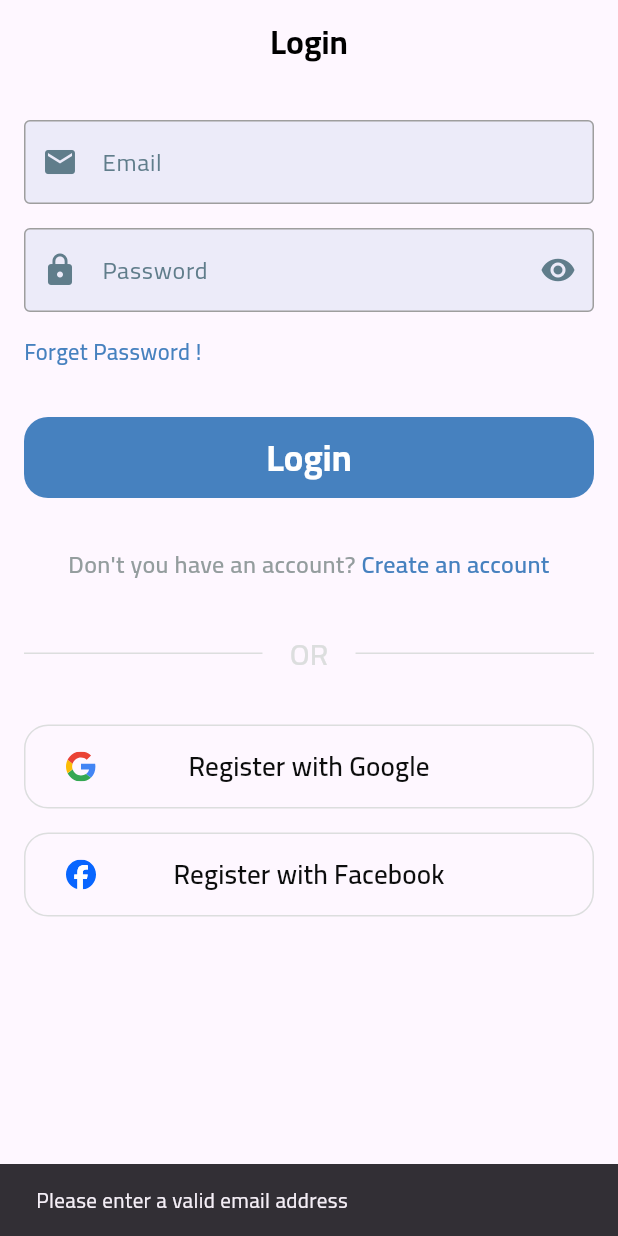
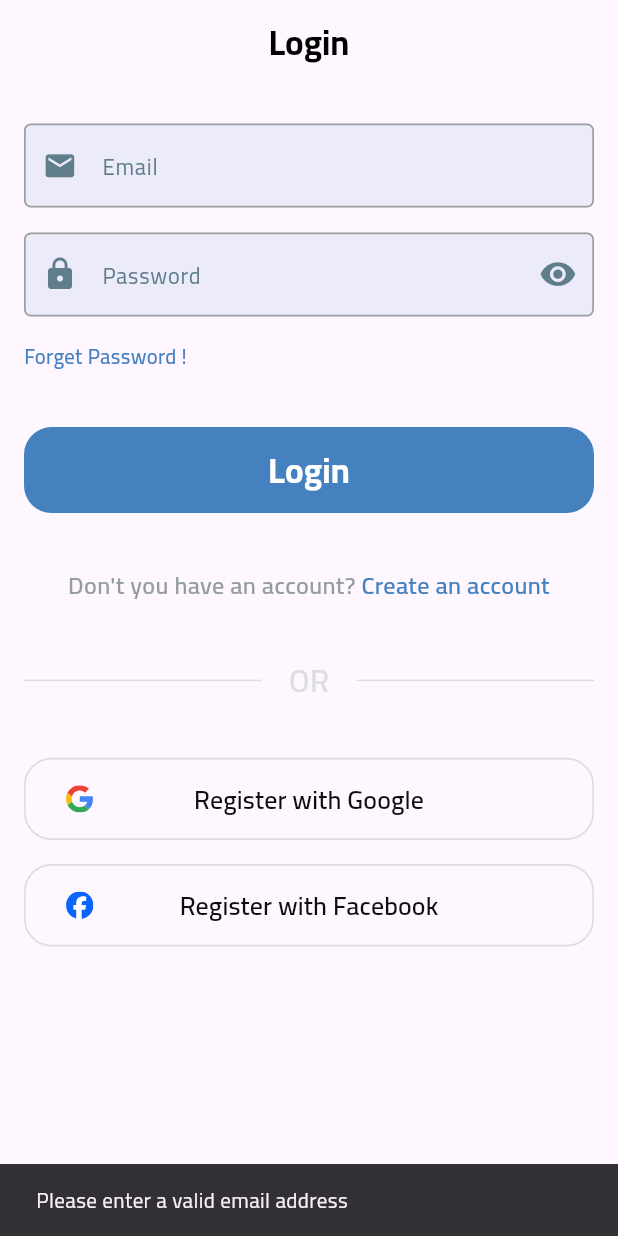
Before and after one commit to abdulrahmanibrahimdawood/Liver_Diagnosis, a Flutter app: the screen it shows after launch, after a tap on "Skip", after a tap on "Forget Password !", on a phone screen of 412 x 824 dp. Run offline on Flutter 3.47's test engine with Material 3 defaults, Android fonts, the phone set to English and light mode, and no system bars; drawn by our look-alikes of modal_progress_hud_nsn; our stand-ins replace dartz, dots_indicator, firebase_auth, firebase_core, flutter_bloc, flutter_map and 9 more; missing offline and left inert: flutter_facebook_auth; accounts and stored records are empty; network calls fail.

Commit message:
responsive auth

```diff
--- a/lib/core/helper_functions/build_error_bar.dart
+++ b/lib/core/helper_functions/build_error_bar.dart
@@ -1,9 +1,13 @@
 import 'package:flutter/material.dart';
+import 'package:flutter_screenutil/flutter_screenutil.dart';
 
 void buildErrorBar(BuildContext context, String message) {
   ScaffoldMessenger.of(context).showSnackBar(
     SnackBar(
-      content: Text(message),
+      content: Text(
+        message,
+        style: TextStyle(fontSize: 12.sp),
+      ),
     ),
   );
 }
--- a/lib/core/utils/app_text_styles.dart
+++ b/lib/core/utils/app_text_styles.dart
@@ -1,10 +1,11 @@
 import 'package:flutter/material.dart';
+import 'package:flutter_screenutil/flutter_screenutil.dart';
 
 abstract class TextStyles {
   //like as
-  static const TextStyle bold = TextStyle(
+  static TextStyle bold = TextStyle(
     color: Colors.white,
-    fontSize: 24,
+    fontSize: 20.sp,
     fontWeight: FontWeight.bold,
   );
 }
--- a/lib/core/widgets/custom_app_bar.dart
+++ b/lib/core/widgets/custom_app_bar.dart
@@ -1,11 +1,13 @@
 import 'package:flutter/material.dart';
+import 'package:flutter_screenutil/flutter_screenutil.dart';
 
 AppBar buildAppBar(context, {required String title, Icon? icon}) {
   return AppBar(
     centerTitle: true,
     title: Text(
       title,
-      style: const TextStyle(
+      style: TextStyle(
+          fontSize: 20.sp,
           color: Colors.black,
           fontWeight: FontWeight.bold,
           fontFamily: 'Cairo'),
--- a/lib/core/widgets/custom_button.dart
+++ b/lib/core/widgets/custom_button.dart
@@ -1,6 +1,7 @@
 import 'package:e_commerce/core/utils/app_color.dart';
 import 'package:e_commerce/core/utils/app_text_styles.dart';
 import 'package:flutter/material.dart';
+import 'package:flutter_screenutil/flutter_screenutil.dart';
 
 class CustomButton extends StatelessWidget {
   const CustomButton({super.key, required this.onPressed, required this.text});
@@ -9,13 +10,13 @@ class CustomButton extends StatelessWidget {
   @override
   Widget build(BuildContext context) {
     return SizedBox(
-      height: 54,
+      height: 48.h,
       width: double.infinity,
       child: TextButton(
         style: TextButton.styleFrom(
             backgroundColor: AppColor.kPrimaryColor,
             shape: RoundedRectangleBorder(
-                borderRadius: BorderRadius.circular(16.0))),
+                borderRadius: BorderRadius.circular(16.0.r))),
         onPressed: onPressed,
         child: Text(
           text,
--- a/lib/core/widgets/custom_text_form_feild.dart
+++ b/lib/core/widgets/custom_text_form_feild.dart
@@ -1,5 +1,6 @@
 import 'package:e_commerce/core/utils/app_color.dart';
 import 'package:flutter/material.dart';
+import 'package:flutter_screenutil/flutter_screenutil.dart';
 
 class CustomTextFormFeild extends StatelessWidget {
   const CustomTextFormFeild(
@@ -34,7 +35,7 @@ class CustomTextFormFeild extends StatelessWidget {
         suffixIcon: suffixIcon,
         prefixIcon: icon,
         hintText: hintText,
-        hintStyle: const TextStyle(fontSize: 16, color: Colors.blueGrey),
+        hintStyle: TextStyle(fontSize: 13.sp, color: Colors.blueGrey),
         filled: true,
         fillColor: AppColor.kPrimaryColor.withValues(alpha: 0.1),
         border: buildOutlineInputBorder(),
@@ -46,9 +47,9 @@ class CustomTextFormFeild extends StatelessWidget {
 
   OutlineInputBorder buildOutlineInputBorder() {
     return OutlineInputBorder(
-      borderRadius: BorderRadius.circular(4.0),
-      borderSide: const BorderSide(
-        width: 1,
+      borderRadius: BorderRadius.circular(4.0.r),
+      borderSide: BorderSide(
+        width: 1.w,
         color: Colors.grey,
       ),
     );
--- a/lib/core/widgets/password_feild.dart
+++ b/lib/core/widgets/password_feild.dart
@@ -1,5 +1,6 @@
 import 'package:e_commerce/core/widgets/custom_text_form_feild.dart';
 import 'package:flutter/material.dart';
+import 'package:flutter_screenutil/flutter_screenutil.dart';
 
 class PasswordFeild extends StatefulWidget {
   const PasswordFeild({
@@ -26,8 +27,16 @@ class _PasswordFeildState extends State<PasswordFeild> {
           });
         },
         child: obscureText
-            ? const Icon(Icons.remove_red_eye, color: Colors.blueGrey)
-            : const Icon(Icons.visibility_off, color: Colors.blueGrey),
+            ? Icon(
+                Icons.remove_red_eye,
+                color: Colors.blueGrey,
+                size: 22.sp,
+              )
+            : Icon(
+                Icons.visibility_off,
+                color: Colors.blueGrey,
+                size: 22.sp,
+              ),
       ),
       icon: const Icon(Icons.lock, color: Colors.blueGrey),
       textInputType: TextInputType.visiblePassword,
--- a/lib/features/auth/presentation/views/signup_view.dart
+++ b/lib/features/auth/presentation/views/signup_view.dart
@@ -5,6 +5,7 @@ import 'package:e_commerce/features/auth/presentation/cubits/signup_cupit/cubit/
 import 'package:e_commerce/features/auth/presentation/views/widgets/signup_view_body_bloc_consumer.dart';
 import 'package:flutter/material.dart';
 import 'package:flutter_bloc/flutter_bloc.dart';
+import 'package:flutter_screenutil/flutter_screenutil.dart';
 
 class SignupView extends StatelessWidget {
   const SignupView({super.key});
@@ -20,7 +21,8 @@ class SignupView extends StatelessWidget {
         appBar: buildAppBar(
           context,
           title: 'Register',
-          icon: const Icon(
+          icon: Icon(
+            size: 21.sp,
             Icons.arrow_back_ios_new,
             color: Colors.black,
           ),
--- a/lib/features/auth/presentation/views/widgets/dont_have_an_account_widget.dart
+++ b/lib/features/auth/presentation/views/widgets/dont_have_an_account_widget.dart
@@ -2,6 +2,7 @@ import 'package:e_commerce/core/utils/app_color.dart';
 import 'package:e_commerce/features/auth/presentation/views/signup_view.dart';
 import 'package:flutter/gestures.dart';
 import 'package:flutter/material.dart';
+import 'package:flutter_screenutil/flutter_screenutil.dart';
 
 class DontHaveAnAccountWidget extends StatelessWidget {
   const DontHaveAnAccountWidget({
@@ -13,13 +14,13 @@ class DontHaveAnAccountWidget extends StatelessWidget {
     return Text.rich(
       TextSpan(
         children: [
-          const TextSpan(
+          TextSpan(
             text: "Don't you have an account?",
             style: TextStyle(
-              fontSize: 16,
+              fontSize: 14.sp,
               fontFamily: 'Cairo',
               fontWeight: FontWeight.w600,
-              color: Color(0xFF949D9E),
+              color: const Color(0xFF949D9E),
             ),
           ),
           const TextSpan(
@@ -34,9 +35,9 @@ class DontHaveAnAccountWidget extends StatelessWidget {
                   Navigator.pushNamed(context, SignupView.routeName);
                 },
               text: 'Create an account',
-              style: const TextStyle(
+              style: TextStyle(
                 color: AppColor.kPrimaryColor,
-                fontSize: 16,
+                fontSize: 14.sp,
                 fontFamily: 'Cairo',
                 fontWeight: FontWeight.w600,
               )),
--- a/lib/features/auth/presentation/views/widgets/or_divider.dart
+++ b/lib/features/auth/presentation/views/widgets/or_divider.dart
@@ -1,34 +1,35 @@
 import 'package:flutter/material.dart';
+import 'package:flutter_screenutil/flutter_screenutil.dart';
 
 class OrDivider extends StatelessWidget {
   const OrDivider({super.key});
 
   @override
   Widget build(BuildContext context) {
-    return const Row(
+    return Row(
       children: [
-        Expanded(
+        const Expanded(
           child: Divider(
             color: Color(0xffDCDEDE),
           ),
         ),
         SizedBox(
-          width: 18,
+          width: 16.w,
         ),
         Text(
           'OR',
           textAlign: TextAlign.center,
           style: TextStyle(
-            color: Color(0xFFDCDEDE),
-            fontSize: 20,
+            color: const Color(0xFFDCDEDE),
+            fontSize: 18.sp,
             fontFamily: 'Cairo',
             fontWeight: FontWeight.w600,
           ),
         ),
         SizedBox(
-          width: 18,
+          width: 16.w,
         ),
-        Expanded(
+        const Expanded(
           child: Divider(
             color: Color(0xffDCDEDE),
           ),
--- a/lib/features/auth/presentation/views/widgets/signin_view_body.dart
+++ b/lib/features/auth/presentation/views/widgets/signin_view_body.dart
@@ -13,6 +13,7 @@ import 'package:e_commerce/features/auth/presentation/views/widgets/social_login
 import 'package:firebase_auth/firebase_auth.dart';
 import 'package:flutter/material.dart';
 import 'package:flutter_bloc/flutter_bloc.dart';
+import 'package:flutter_screenutil/flutter_screenutil.dart';
 
 class SigninViewBody extends StatefulWidget {
   const SigninViewBody({super.key});
@@ -36,26 +37,27 @@ class _SigninViewBodyState extends State<SigninViewBody> {
           autovalidateMode: autovalidateMode,
           child: Column(
             children: [
-              const SizedBox(
-                height: 24,
+              SizedBox(
+                height: 22.h,
               ),
               CustomTextFormFeild(
                 controller: emailController,
-                icon: const Icon(
+                icon: Icon(
+                  size: 20.sp,
                   Icons.email,
                   color: Colors.blueGrey,
                 ),
                 textInputType: TextInputType.emailAddress,
                 hintText: 'Email',
               ),
-              const SizedBox(
-                height: 16,
+              SizedBox(
+                height: 14.h,
               ),
               PasswordFeild(
                 controller: passwordController,
               ),
-              const SizedBox(
-                height: 16,
+              SizedBox(
+                height: 14.h,
               ),
               Align(
                 alignment: Alignment.topLeft,
@@ -67,13 +69,13 @@ class _SigninViewBodyState extends State<SigninViewBody> {
                     'Forget Password !',
                     style: TextStyle(
                         color: AppColor.kPrimaryColor.withValues(alpha: 1),
-                        fontSize: 15,
+                        fontSize: 12.sp,
                         fontWeight: FontWeight.w500),
                   ),
                 ),
               ),
-              const SizedBox(
-                height: 33,
+              SizedBox(
+                height: 31.h,
               ),
               CustomButton(
                   onPressed: () {
@@ -88,16 +90,16 @@ class _SigninViewBodyState extends State<SigninViewBody> {
                     }
                   },
                   text: 'Login'),
-              const SizedBox(
-                height: 33,
+              SizedBox(
+                height: 31.h,
               ),
               const DontHaveAnAccountWidget(),
-              const SizedBox(
-                height: 33,
+              SizedBox(
+                height: 31.h,
               ),
               const OrDivider(),
-              const SizedBox(
-                height: 33,
+              SizedBox(
+                height: 31.h,
               ),
               SocialLoginButton(
                 onPressed: () {
@@ -151,14 +153,20 @@ class _SigninViewBodyState extends State<SigninViewBody> {
       if (!mounted) return; // تحقق أن الودجت ما زال في الشجرة
 
       ScaffoldMessenger.of(context).showSnackBar(
-        const SnackBar(
-          content: Text('Password reset link has been sent to your email'),
+        SnackBar(
+          content: Text(
+            'Password reset link has been sent to your email',
+            style: TextStyle(fontSize: 13.sp),
+          ),
         ),
       );
     } catch (e) {
       ScaffoldMessenger.of(context).showSnackBar(
         SnackBar(
-          content: Text('Error: ${e.toString()}'),
+          content: Text(
+            'Error: ${e.toString()}',
+            style: TextStyle(fontSize: 13.sp),
+          ),
         ),
       );
     }
--- a/lib/features/auth/presentation/views/widgets/social_login_botton.dart
+++ b/lib/features/auth/presentation/views/widgets/social_login_botton.dart
@@ -1,4 +1,5 @@
 import 'package:flutter/material.dart';
+import 'package:flutter_screenutil/flutter_screenutil.dart';
 import 'package:flutter_svg/flutter_svg.dart';
 
 class SocialLoginButton extends StatelessWidget {
@@ -14,13 +15,13 @@ class SocialLoginButton extends StatelessWidget {
   @override
   Widget build(BuildContext context) {
     return SizedBox(
-      height: 56,
+      height: 46.h,
       width: double.infinity,
       child: TextButton(
         style: TextButton.styleFrom(
           shape: RoundedRectangleBorder(
-              side: const BorderSide(color: Color(0xFFDCDEDE), width: 1),
-              borderRadius: BorderRadius.circular(16)),
+              side: BorderSide(color: const Color(0xFFDCDEDE), width: 1.w),
+              borderRadius: BorderRadius.circular(16.r)),
         ),
         onPressed: onPressed,
         child: Stack(
@@ -29,15 +30,15 @@ class SocialLoginButton extends StatelessWidget {
             Align(
               alignment: Alignment.centerLeft,
               child: Padding(
-                padding: const EdgeInsets.symmetric(horizontal: 16),
-                child: SvgPicture.asset(icon),
+                padding: EdgeInsets.symmetric(horizontal: 14.w),
+                child: SvgPicture.asset(icon, height: 16.h, width: 16.w),
               ),
             ),
             Text(
               title,
-              style: const TextStyle(
-                color: Color(0xFF0C0D0D),
-                fontSize: 18,
+              style: TextStyle(
+                color: const Color(0xFF0C0D0D),
+                fontSize: 15.sp,
                 fontFamily: 'Cairo',
                 fontWeight: FontWeight.w600,
               ),
--- a/lib/features/home/presentation/views/widgets/icon_button.dart
+++ b/lib/features/home/presentation/views/widgets/icon_button.dart
@@ -1,5 +1,6 @@
 import 'package:e_commerce/core/utils/app_color.dart';
 import 'package:flutter/material.dart';
+import 'package:flutter_screenutil/flutter_screenutil.dart';
 import 'package:font_awesome_flutter/font_awesome_flutter.dart';
 
 class IconsButton extends StatelessWidget {
@@ -32,7 +33,7 @@ class IconsButton extends StatelessWidget {
               color: Colors.grey.withValues(alpha: 0.15)),
         ],
         color: colorbox ?? Colors.white,
-        borderRadius: BorderRadius.circular(8),
+        borderRadius: BorderRadius.circular(8.r),
       ),
       child: IconButton(
         onPressed: onPressed,
--- a/lib/features/on_boarding/presentation/views/widgets/on_boarding_views_body.dart
+++ b/lib/features/on_boarding/presentation/views/widgets/on_boarding_views_body.dart
@@ -56,7 +56,7 @@ class _OnBoardingViewsBodyState extends State<OnBoardingViewsBody> {
             size: Size(8.0.w, 8.0.h),
             activeSize: Size(16.0.w, 8.0.h),
             activeShape: RoundedRectangleBorder(
-              borderRadius: BorderRadius.circular(5.0),
+              borderRadius: BorderRadius.circular(5.0.r),
             ),
           ),
         ),
```
Also changed, not shown: lib/features/auth/presentation/views/widgets/custom_check_box.dart (+6 -5 lines), lib/features/auth/presentation/views/widgets/have_an_account_widget.dart (+6 -5 lines), lib/features/auth/presentation/views/widgets/signup_view_body.dart (+17 -14 lines), lib/features/auth/presentation/views/widgets/terms_and_condations.dart (+7 -6 lines).
